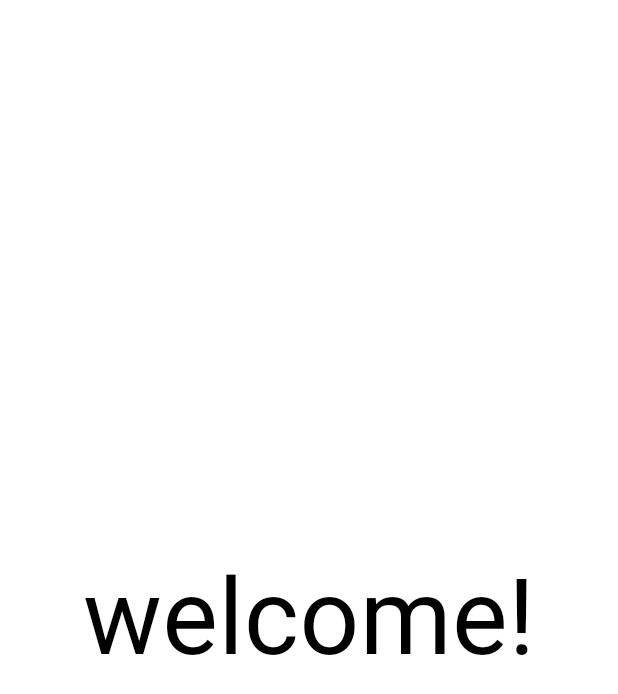
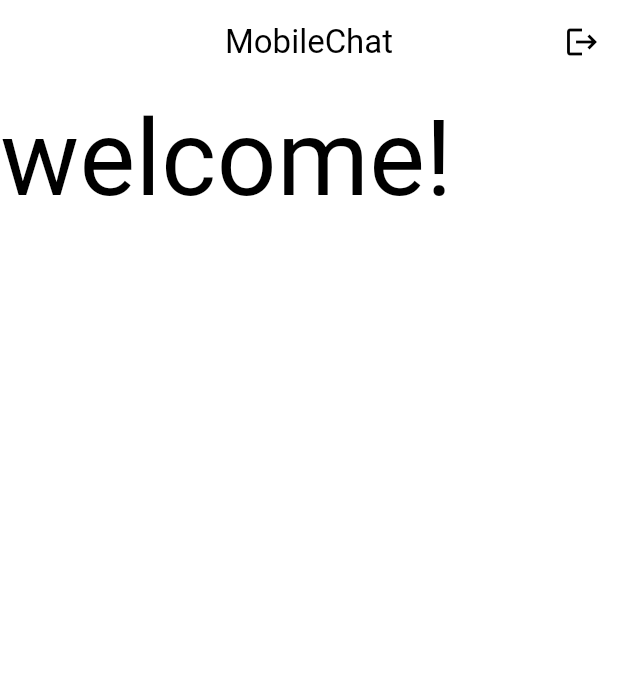
Before and after one commit to Touaf-65/tf.mobchat, a Flutter app: the screen it shows once a user with an empty profile is signed in, on a phone screen of 412 x 824 dp. Shown: the top 694 px of the screen. Run offline on Flutter 3.47's test engine with Material 3 defaults, Android fonts, the phone set to English and light mode, and no system bars; our stand-ins replace firebase_auth, firebase_core, get, iconsax; accounts and stored records are empty; network calls fail.

Commit message:
Implementing logout in authservice and Applying logout process in home

```diff
--- a/lib/features/home/home.dart
+++ b/lib/features/home/home.dart
@@ -1,12 +1,25 @@
 import 'package:flutter/material.dart';
+import 'package:mobilechat/utils/services/auth_service.dart';
 
 class Home extends StatelessWidget {
   const Home({super.key});
 
+  void logout() {
+    final authService = AuthService();
+    authService.logOut();
+  }
+
   @override
   Widget build(BuildContext context) {
-    return const Center(
-      child: Text('welcome!', style: TextStyle(fontSize: 70),),
+    return  Scaffold(
+      appBar: AppBar(
+        centerTitle: true,
+        title: Text('MobileChat'),
+        actions: [
+          IconButton(onPressed: logout, icon: Icon(Icons.logout))
+        ],
+      ),
+      body: Text('welcome!', style: TextStyle(fontSize: 70),),
     );
   }
 }
--- a/lib/utils/services/auth_service.dart
+++ b/lib/utils/services/auth_service.dart
@@ -13,4 +13,9 @@ class AuthService {
       throw Exception(e.code);
     }
   }
+
+  // log out
+  Future<void> logOut() async {
+    return await _auth.signOut();
+  }
 }
```
